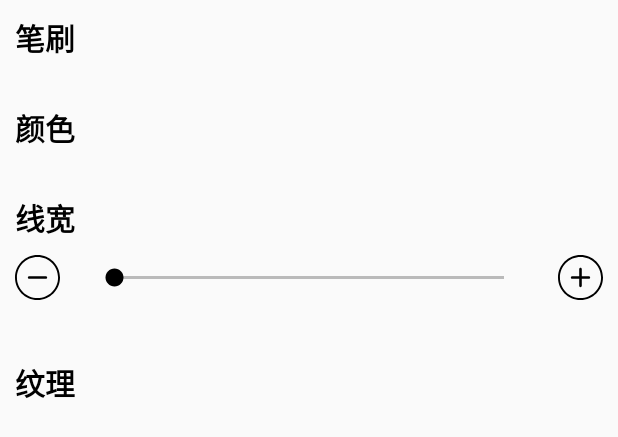
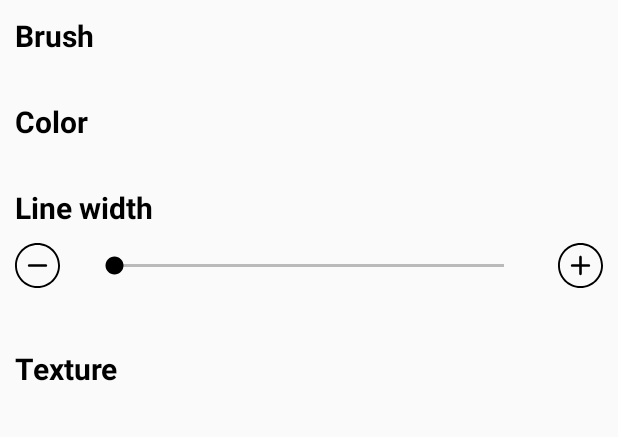
Before and after one commit to onyx-intl/OnyxAndroidDemo, an Android app: the layout layout_pen_setting_pop.xml on its own in the app's theme, with its tools: preview values and no code run, on a phone screen of 412 x 824 dp. Shown: the top 437 px of the screen. Run offline under Robolectric (Android 15) with nearby library versions, the phone set to English and light mode, and no system bars.

Commit message:
UI(OnyxPenDemo):strings update

```diff
--- a/app/OnyxPenDemo/src/main/res/layout/layout_pen_setting_pop.xml
+++ b/app/OnyxPenDemo/src/main/res/layout/layout_pen_setting_pop.xml
@@ -12,7 +12,7 @@
         <TextView
             android:layout_width="wrap_content"
             android:layout_height="wrap_content"
-            android:text="笔刷"
+            android:text="@string/brush"
             android:textColor="@color/black"
             android:textSize="20sp"
             android:textStyle="bold" />
@@ -28,7 +28,7 @@
             android:layout_width="wrap_content"
             android:layout_height="wrap_content"
             android:layout_marginTop="20dp"
-            android:text="颜色"
+            android:text="@string/color"
             android:textColor="@color/black"
             android:textSize="20sp"
             android:textStyle="bold" />
@@ -53,7 +53,7 @@
                 <TextView
                     android:layout_width="wrap_content"
                     android:layout_height="wrap_content"
-                    android:text="线宽"
+                    android:text="@string/line_width"
                     android:textColor="@color/black"
                     android:textSize="20sp"
                     android:textStyle="bold" />
@@ -119,7 +119,7 @@
                 android:layout_width="wrap_content"
                 android:layout_height="wrap_content"
                 android:layout_marginTop="20dp"
-                android:text="纹理"
+                android:text="@string/texture"
                 android:textColor="@color/black"
                 android:textSize="20sp"
                 android:textStyle="bold" />
```
Also changed, not shown: app/OnyxPenDemo/src/main/res/layout/activity_pen_demo.xml (+4 -4 lines), app/OnyxPenDemo/src/main/res/layout/layout_float_menu_vertical.xml (+4 -4 lines), app/OnyxPenDemo/src/main/res/values/strings.xml (+24 -16 lines), 1 other file.
